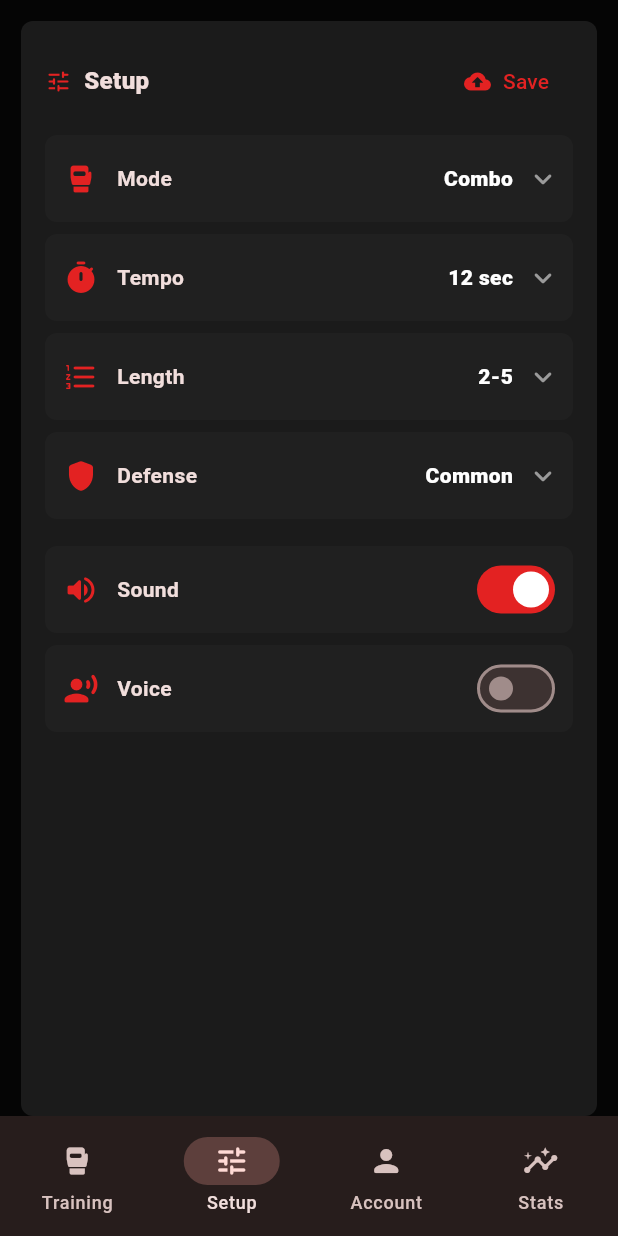
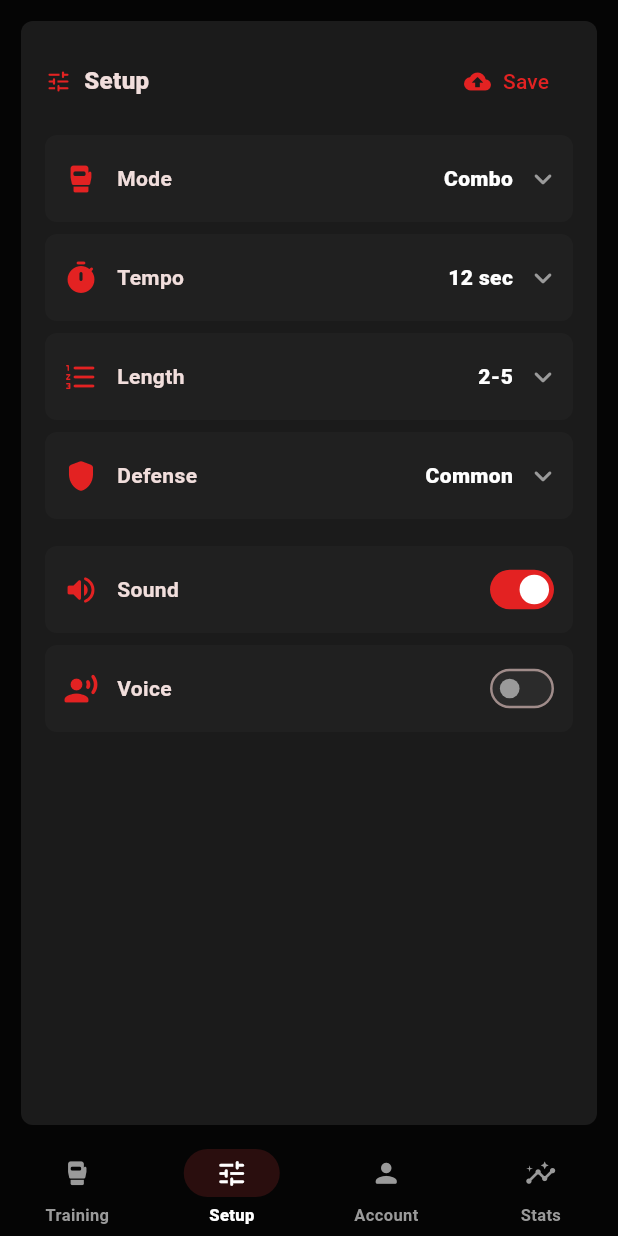
Before and after one commit to Luksaaa/Boxgen, a Flutter app: the screen it shows after launch, swiped to page 2, on a phone screen of 412 x 824 dp. Run offline on Flutter 3.47's test engine with Material 3 defaults, Android fonts, the phone set to English and light mode, and no system bars; Roboto replaces fonts that are missing (Arial).

Commit message:
Refine navigation styling and reset training sessions on settings change

```diff
--- a/lib/app/boxgen_app.dart
+++ b/lib/app/boxgen_app.dart
@@ -28,6 +28,32 @@ class BoxgenApp extends StatelessWidget {
           backgroundColor: AppColors.card,
           contentTextStyle: TextStyle(color: Colors.white),
         ),
+        navigationBarTheme: NavigationBarThemeData(
+          height: 64,
+          elevation: 0,
+          backgroundColor: AppColors.background,
+          indicatorColor: AppColors.cardActive,
+          iconTheme: WidgetStateProperty.resolveWith((states) {
+            if (states.contains(WidgetState.selected)) {
+              return const IconThemeData(color: AppColors.text, size: 22);
+            }
+            return const IconThemeData(color: AppColors.textMuted, size: 21);
+          }),
+          labelTextStyle: WidgetStateProperty.resolveWith((states) {
+            if (states.contains(WidgetState.selected)) {
+              return const TextStyle(
+                color: AppColors.text,
+                fontSize: 11,
+                fontWeight: FontWeight.w800,
+              );
+            }
+            return const TextStyle(
+              color: AppColors.textMuted,
+              fontSize: 11,
+              fontWeight: FontWeight.w700,
+            );
+          }),
+        ),
       ),
       home: const BoxingHomePage(),
     );
--- a/lib/features/training/widgets/training_controls.dart
+++ b/lib/features/training/widgets/training_controls.dart
@@ -96,8 +96,18 @@ class SwitchRow extends StatelessWidget {
                 style: const TextStyle(fontWeight: FontWeight.w700),
               ),
             ),
-            Switch(value: value, onChanged: onChanged),
-            const SizedBox(width: 8),
+            Transform.scale(
+              scale: 0.82,
+              child: Switch.adaptive(
+                value: value,
+                onChanged: onChanged,
+                activeThumbColor: AppColors.text,
+                activeTrackColor: AppColors.primary,
+                inactiveThumbColor: AppColors.textMuted,
+                inactiveTrackColor: AppColors.progressTrack,
+              ),
+            ),
+            const SizedBox(width: 4),
           ],
         ),
       ),
```
Also changed, not shown: lib/features/training/boxing_home_page.dart (+34 -6 lines).
